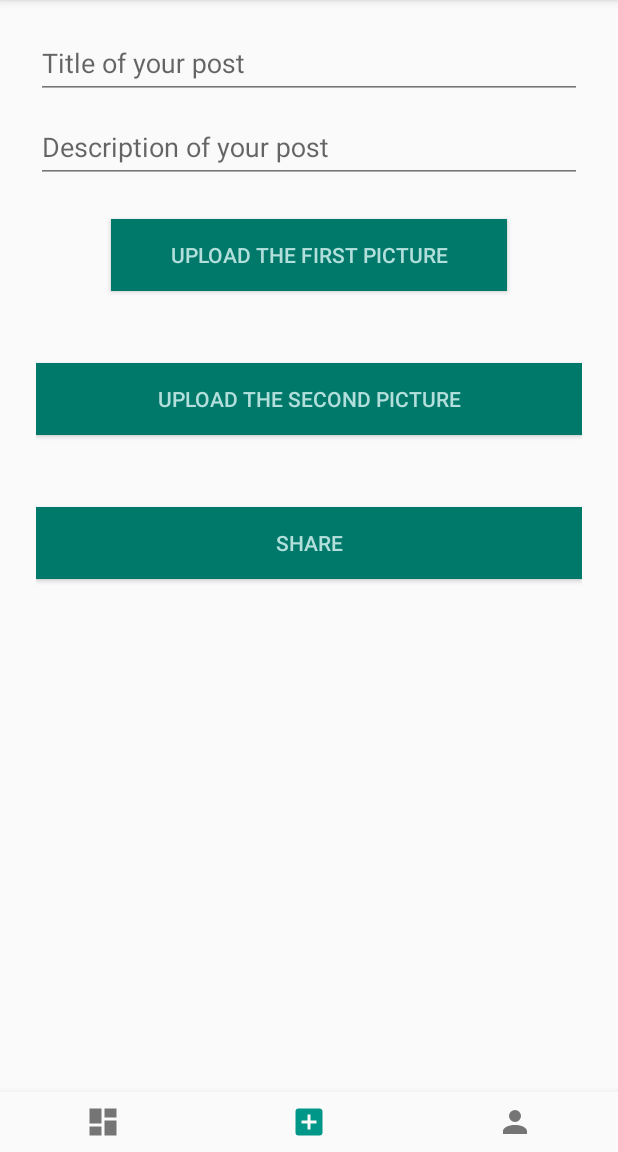
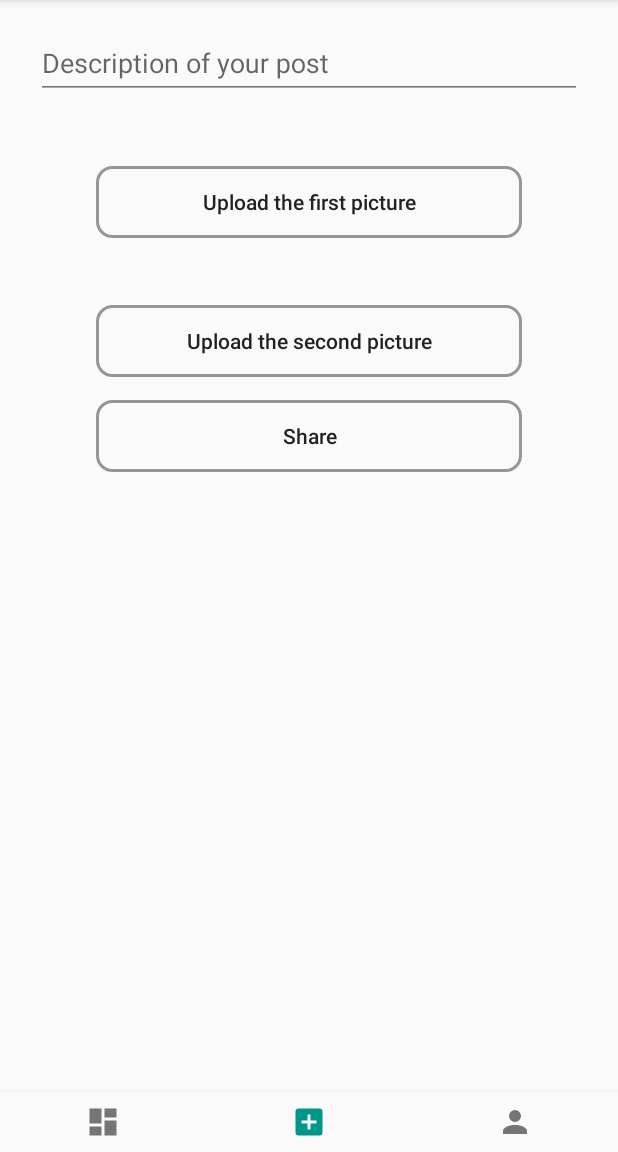
Before and after one commit to k-scherbitsky/SelMe, an Android app: the screen it shows after launch once a user with an empty profile is signed in (MainActivity), item 2 of the bottom bar chosen, on a phone screen of 412 x 824 dp, the part 84-1236 px from its top. Run offline under Robolectric (Android 15) with nearby library versions, the phone set to English and light mode, and no system bars; our stand-ins replace Firebase (no records; nobody signed in at launch, a user with empty details on screens opened directly); libraries missing offline, so code that uses them is left out: id.zelory.compressor; 3 statements that could not run were skipped.

Commit message:
fix bug/ death fragment after close gallery

```diff
--- a/app/src/main/java/com/selme/view/activity/MainActivity.java
+++ b/app/src/main/java/com/selme/view/activity/MainActivity.java
@@ -62,11 +62,7 @@ public class MainActivity extends AppCompatActivity {
 
         BottomNavigationView navigation = findViewById(R.id.navigation);
         navigation.setOnNavigationItemSelectedListener(mOnNavigationItemSelectedListener);
-    }
 
-    @Override
-    protected void onStart() {
-        super.onStart();
         FirebaseUser currentUser = mAuth.getCurrentUser();
         if (currentUser != null){
             loadFragment(dashboardFragment);
--- a/app/src/main/res/layout-v26/fragment_create_post.xml
+++ /dev/null
@@ -1,96 +0,0 @@
-<?xml version="1.0" encoding="utf-8"?>
-<FrameLayout xmlns:android="http://schemas.android.com/apk/res/android"
-    xmlns:app="http://schemas.android.com/apk/res-auto"
-    xmlns:tools="http://schemas.android.com/tools"
-    android:layout_width="match_parent"
-    android:layout_height="match_parent"
-    tools:context=".view.fragments.CreatePostFragment">
-
-    <ScrollView
-        android:layout_width="match_parent"
-        android:layout_height="match_parent">
-
-        <LinearLayout
-            android:layout_width="match_parent"
-            android:layout_height="wrap_content"
-            android:orientation="vertical"
-            android:paddingLeft="24dp"
-            android:paddingTop="10dp"
-            android:paddingRight="24dp">
-
-            <android.support.design.widget.TextInputLayout
-                android:layout_width="match_parent"
-                android:layout_height="wrap_content">
-
-                <EditText
-                    android:id="@+id/input_title"
-                    android:layout_width="match_parent"
-                    android:layout_height="wrap_content"
-                    android:hint="@string/title_of_your_post"
-                    android:inputType="textCapWords" />
-            </android.support.design.widget.TextInputLayout>
-
-            <android.support.design.widget.TextInputLayout
-                android:layout_width="match_parent"
-                android:layout_height="wrap_content">
-
-                <EditText
-                    android:id="@+id/input_description"
-                    android:layout_width="match_parent"
-                    android:layout_height="wrap_content"
-                    android:hint="@string/description_of_your_post"
-                    android:inputType="textCapSentences" />
-            </android.support.design.widget.TextInputLayout>
-
-            <ImageView
-                android:id="@+id/input_photo1"
-                android:layout_width="match_parent"
-                android:layout_height="wrap_content"
-                tools:src="@tools:sample/avatars"
-                android:contentDescription="@string/picture_1" />
-
-            <Button
-                android:id="@+id/button4"
-                android:layout_width="match_parent"
-                android:layout_height="wrap_content"
-                android:layout_marginTop="24dp"
-                android:layout_marginBottom="24dp"
-                android:layout_marginHorizontal="50dp"
-                android:padding="12dp"
-                android:textColor="@color/colorPrimaryLight"
-                android:background="@color/colorPrimaryDark"
-                android:text="@string/upload_the_first_picture" />
-
-            <ImageView
-                android:id="@+id/imageView4"
-                android:layout_width="match_parent"
-                android:layout_height="wrap_content"
-                tools:src="@tools:sample/avatars"
-                android:contentDescription="@string/picture_2" />
-
-            <Button
-                android:id="@+id/button5"
-                android:layout_width="match_parent"
-                android:layout_height="wrap_content"
-                android:layout_marginTop="24dp"
-                android:layout_marginBottom="24dp"
-                android:padding="12dp"
-                android:textColor="@color/colorPrimaryLight"
-                android:background="@color/colorPrimaryDark"
-                android:text="@string/upload_the_second_picture" />
-
-            <Button
-                android:id="@+id/button6"
-                android:layout_width="match_parent"
-                android:layout_height="wrap_content"
-                android:layout_marginTop="24dp"
-                android:layout_marginBottom="24dp"
-                android:padding="12dp"
-                android:textColor="@color/colorPrimaryLight"
-                android:background="@color/colorPrimaryDark"
-                android:text="@string/share_new_post" />
-        </LinearLayout>
-    </ScrollView>
-
-
-</FrameLayout>
```
Also changed, not shown: app/src/main/res/layout-v26/selme_item_view.xml (deleted, +0 -213 lines).
